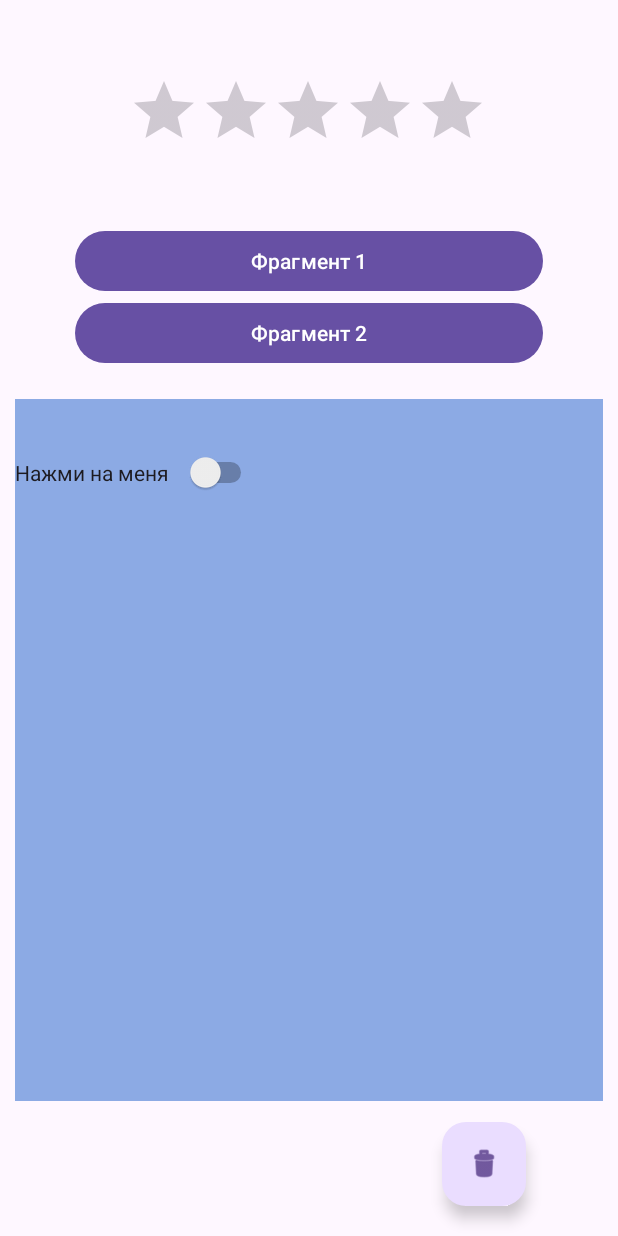
After one commit to LinaLLLL/Java_Practice-android-studio-, an Android app: the fragment Fragment2 placed in its activity, on a phone screen of 412 x 824 dp. The commit adds this screen. Run offline under Robolectric (Android 15) with nearby library versions, the phone set to English and light mode, and no system bars.

Commit message:
Добавление фрагментов

```diff
--- a/Practice2/app/src/main/AndroidManifest.xml
+++ b/Practice2/app/src/main/AndroidManifest.xml
@@ -13,6 +13,9 @@
         android:theme="@style/Theme.Practice2"
         tools:targetApi="31">
         <activity
+            android:name=".Activity3"
+            android:exported="false" />
+        <activity
             android:name=".Activity2"
             android:exported="false" />
         <activity
--- /dev/null
+++ b/Practice2/app/src/main/java/com/example/practice2/Activity3.java
@@ -0,0 +1,58 @@
+package com.example.practice2;
+
+import android.app.Fragment;
+import android.os.Bundle;
+import android.view.View;
+import android.widget.Button;
+import android.widget.FrameLayout;
+
+import androidx.activity.EdgeToEdge;
+import androidx.appcompat.app.AppCompatActivity;
+import androidx.core.graphics.Insets;
+import androidx.core.view.ViewCompat;
+import androidx.core.view.WindowInsetsCompat;
+import androidx.fragment.app.FragmentTransaction;
+
+public class Activity3 extends AppCompatActivity {
+
+    private Fragment1 fragment1 = new Fragment1();// создание переменной типа Fragment1
+
+    @Override
+    protected void onCreate(Bundle savedInstanceState) {
+        super.onCreate(savedInstanceState);
+        EdgeToEdge.enable(this);
+        setContentView(R.layout.activity_3);
+        ViewCompat.setOnApplyWindowInsetsListener(findViewById(R.id.main), (v, insets) -> {
+            Insets systemBars = insets.getInsets(WindowInsetsCompat.Type.systemBars());
+            v.setPadding(systemBars.left, systemBars.top, systemBars.right, systemBars.bottom);
+            return insets;
+        });
+
+        Button btn_fragment1 = findViewById(R.id.button_fragment1);
+        Button btn_fragment2 = findViewById(R.id.button_fragment2);
+
+        setNewFragmant(fragment1);
+
+        btn_fragment1.setOnClickListener(new View.OnClickListener() {
+            @Override
+            public void onClick(View v) {
+                setNewFragmant(fragment1);
+            }
+        });
+
+        btn_fragment2.setOnClickListener(new View.OnClickListener() {
+            @Override
+            public void onClick(View v) {
+                Fragment2 fragment2 = new Fragment2();
+                setNewFragmant(fragment2);
+            }
+        });
+
+    }
+    private void setNewFragmant(androidx.fragment.app.Fragment fragment) {
+
+        FragmentTransaction ft = getSupportFragmentManager().beginTransaction(); // переменная типа FragmentTransaction для передачи фрагмента
+        ft.replace(R.id.frame_layout, fragment);
+        ft.commit(); //сохранение
+    }
+}
--- /dev/null
+++ b/Practice2/app/src/main/java/com/example/practice2/Fragment1.java
@@ -0,0 +1,19 @@
+package com.example.practice2;
+
+import android.os.Bundle;
+
+import androidx.fragment.app.Fragment;
+
+import android.view.LayoutInflater;
+import android.view.View;
+import android.view.ViewGroup;
+
+public class Fragment1 extends Fragment {
+
+    @Override
+    public View onCreateView(LayoutInflater inflater, ViewGroup container,
+                             Bundle savedInstanceState) {
+        // Inflate the layout for this fragment
+        return inflater.inflate(R.layout.fragment_1, container, false);
+    }
+}
--- /dev/null
+++ b/Practice2/app/src/main/java/com/example/practice2/Fragment2.java
@@ -0,0 +1,20 @@
+package com.example.practice2;
+
+import android.os.Bundle;
+
+import androidx.fragment.app.Fragment;
+
+import android.view.LayoutInflater;
+import android.view.View;
+import android.view.ViewGroup;
+
+
+public class Fragment2 extends Fragment {
+
+    @Override
+    public View onCreateView(LayoutInflater inflater, ViewGroup container,
+                             Bundle savedInstanceState) {
+        // Inflate the layout for this fragment
+        return inflater.inflate(R.layout.fragment_2, container, false);
+    }
+}
--- a/Practice2/app/src/main/java/com/example/practice2/MainActivity.java
+++ b/Practice2/app/src/main/java/com/example/practice2/MainActivity.java
@@ -122,5 +122,10 @@ public class MainActivity extends AppCompatActivity {
         startActivity(intent);
     }
 
+    public void trasitionThirdActivity(View v){
+        Intent intent = new Intent(this, Activity3.class);
+        startActivity(intent);
+    }
+
 
 }
--- /dev/null
+++ b/Practice2/app/src/main/res/layout/activity_3.xml
@@ -0,0 +1,74 @@
+<?xml version="1.0" encoding="utf-8"?>
+<androidx.constraintlayout.widget.ConstraintLayout xmlns:android="http://schemas.android.com/apk/res/android"
+    xmlns:app="http://schemas.android.com/apk/res-auto"
+    xmlns:tools="http://schemas.android.com/tools"
+    android:id="@+id/main"
+    android:layout_width="match_parent"
+    android:layout_height="match_parent"
+    tools:context=".Activity3">
+
+    <com.google.android.material.floatingactionbutton.FloatingActionButton
+        android:id="@+id/floatingActionButton"
+        android:layout_width="wrap_content"
+        android:layout_height="wrap_content"
+        android:layout_marginEnd="20dp"
+        android:layout_marginBottom="20dp"
+        android:clickable="true"
+        android:contentDescription="@string/error_download_image"
+        app:layout_constraintBottom_toBottomOf="parent"
+        app:layout_constraintEnd_toEndOf="parent"
+        app:layout_constraintHorizontal_bias="0.876"
+        app:layout_constraintStart_toStartOf="parent"
+        app:srcCompat="@android:drawable/ic_menu_delete" />
+
+    <RatingBar
+        android:id="@+id/ratingBar"
+        android:layout_width="wrap_content"
+        android:layout_height="wrap_content"
+        android:layout_marginTop="50dp"
+        app:layout_constraintEnd_toEndOf="parent"
+        app:layout_constraintHorizontal_bias="0.497"
+        app:layout_constraintStart_toStartOf="parent"
+        app:layout_constraintTop_toTopOf="parent" />
+
+    <LinearLayout
+        android:id="@+id/linearLayout2"
+        android:layout_width="match_parent"
+        android:layout_height="wrap_content"
+        android:layout_marginStart="50dp"
+        android:layout_marginTop="150dp"
+        android:layout_marginEnd="50dp"
+        android:orientation="vertical"
+        app:layout_constraintEnd_toEndOf="parent"
+        app:layout_constraintStart_toStartOf="parent"
+        app:layout_constraintTop_toTopOf="parent">
+
+        <Button
+            android:id="@+id/button_fragment1"
+            android:layout_width="match_parent"
+            android:layout_height="wrap_content"
+            android:text="@string/button_fragment1" />
+
+        <Button
+            android:id="@+id/button_fragment2"
+            android:layout_width="match_parent"
+            android:layout_height="wrap_content"
+            android:text="@string/button_fragment2" />
+    </LinearLayout>
+
+    <FrameLayout
+        android:id="@+id/frame_layout"
+        android:layout_width="0dp"
+        android:layout_height="0dp"
+        android:layout_marginStart="10dp"
+        android:layout_marginTop="20dp"
+        android:layout_marginEnd="10dp"
+        android:layout_marginBottom="90dp"
+        app:layout_constraintBottom_toBottomOf="parent"
+        app:layout_constraintEnd_toEndOf="parent"
+        app:layout_constraintStart_toStartOf="parent"
+        app:layout_constraintTop_toBottomOf="@+id/linearLayout2">
+
+    </FrameLayout>
+
+</androidx.constraintlayout.widget.ConstraintLayout>
--- /dev/null
+++ b/Practice2/app/src/main/res/layout/fragment_2.xml
@@ -0,0 +1,14 @@
+<?xml version="1.0" encoding="utf-8"?>
+<FrameLayout xmlns:android="http://schemas.android.com/apk/res/android"
+    xmlns:tools="http://schemas.android.com/tools"
+    android:layout_width="match_parent"
+    android:layout_height="match_parent"
+    android:background="@color/background"
+    tools:context=".Fragment2">
+
+    <Switch
+        android:id="@+id/switch1"
+        android:layout_width="161dp"
+        android:layout_height="98dp"
+        android:text="@string/switch_text" />
+</FrameLayout>
--- a/Practice2/app/src/main/res/values/colors.xml
+++ b/Practice2/app/src/main/res/values/colors.xml
@@ -3,6 +3,7 @@
     <color name="black">#FF000000</color>
     <color name="white">#FFFFFFFF</color>
     <color name="background">#8CAAE4</color>
+    <color name="background1">#E487EB</color>
     <color name="text">#001C57</color>
     <color name="button2">#981FB8</color>
     <color name="stroke">#DABBE9</color>
--- a/Practice2/app/src/main/res/values/strings.xml
+++ b/Practice2/app/src/main/res/values/strings.xml
@@ -4,7 +4,14 @@
     <string name="button1">Кнопка 1</string>
     <string name="button2">Кнопка 2</string>
     <string name="button3">Кнопка 3</string>
-    <string name="button_transition_page">Переход на другую страницу</string>
+    <string name="button_transition_page">Переход на вторую страницу</string>
+    <string name="button_transition_page_third">Переход на третью страницу</string>
     <string name="button_transition_main">Переход на главную страницу</string>
     <string name="error_download_image">Ошика загрузки</string>
+    <string name="button_fragment1">Фрагмент 1</string>
+    <string name="button_fragment2">Фрагмент 2</string>
+    <string name="switch_text">Нажми на меня</string>
+
+    <!-- TODO: Remove or change this placeholder text -->
+    <string name="hello_blank_fragment">Hello blank fragment</string>
 </resources>
```
Also changed, not shown: Practice2/app/src/main/res/layout/activity_main.xml (+18 -4 lines), Practice2/app/src/main/res/layout/fragment_1.xml (added, +13 -0 lines).
